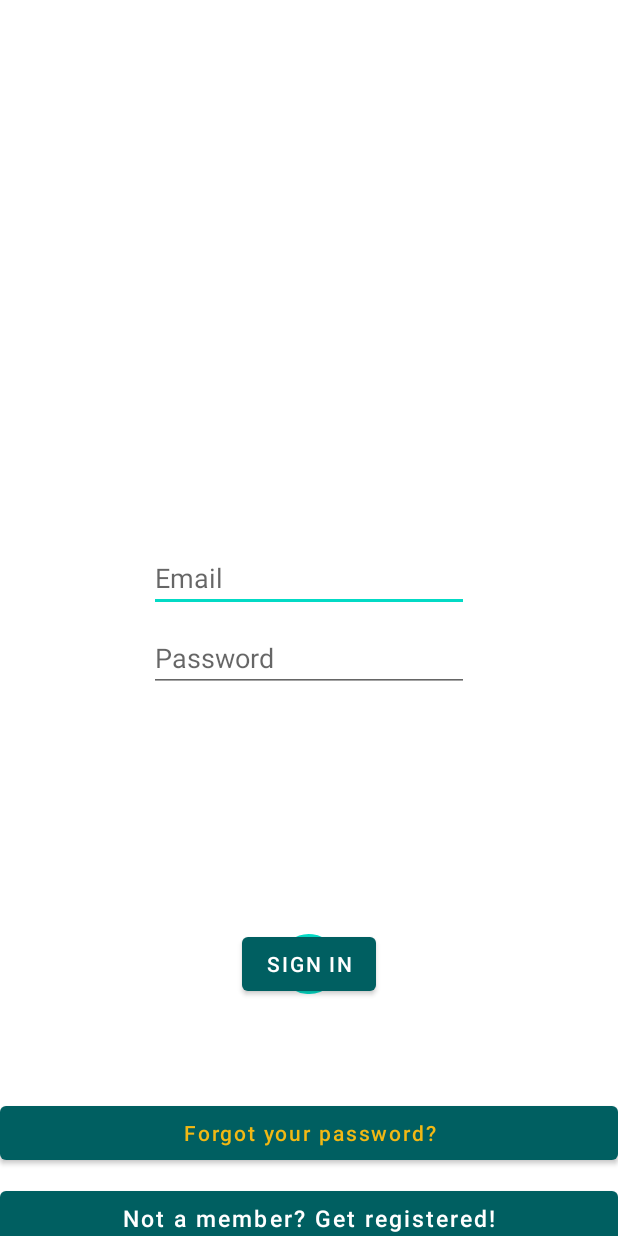
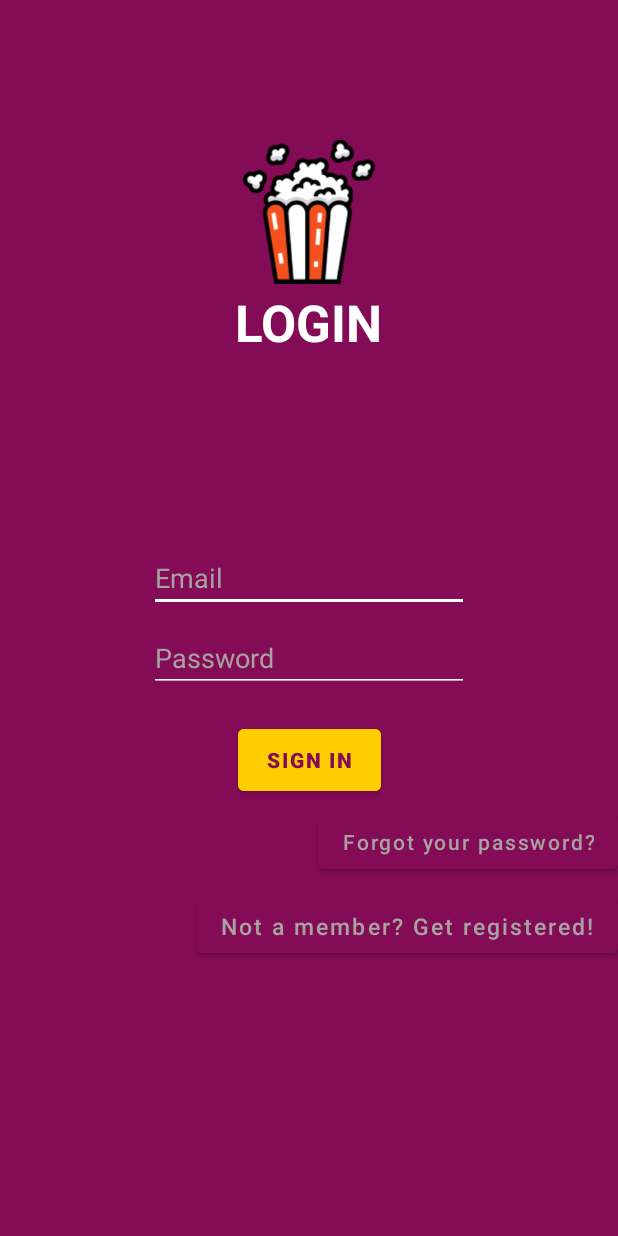
Before and after one commit to Gabicle/WatchIT, an Android app: the LoginActivity screen opened directly, with no data from a screen before it, on a phone screen of 412 x 824 dp. Run offline under Robolectric (Android 15) with nearby library versions, the phone set to English and light mode, and no system bars; our stand-ins replace Firebase (no records; nobody signed in at launch, a user with empty details on screens opened directly); network calls fail; 1 statement that could not run was skipped.

Commit message:
Completed Login UI

```diff
--- a/app/src/main/java/com/isep/series/activities/LoginActivity.java
+++ b/app/src/main/java/com/isep/series/activities/LoginActivity.java
@@ -15,6 +15,7 @@ import android.text.TextUtils;
 import android.view.View;
 import android.widget.Button;
 import android.widget.EditText;
+import android.widget.ImageView;
 import android.widget.ProgressBar;
 import android.widget.Toast;
 import android.widget.Toolbar;
@@ -35,6 +36,7 @@ public class LoginActivity extends AppCompatActivity {
     private FirebaseAuth auth;
     private ProgressBar progressBar;
     private Button btnSignup, btnLogin, btnReset;
+    private ImageView loginImg;
 
 
     @Override
@@ -61,6 +63,8 @@ public class LoginActivity extends AppCompatActivity {
         btnSignup = (Button) findViewById(R.id.btn_signup);
         btnLogin = (Button) findViewById(R.id.loginBtn);
         btnReset = (Button) findViewById(R.id.btn_reset_password);
+        loginImg = (ImageView) findViewById(R.id.login_img);
+        loginImg.setImageResource(R.drawable.intro1);
 
         //Get Firebase auth instance
         auth = FirebaseAuth.getInstance();
--- a/app/src/main/res/layout/activity_login.xml
+++ b/app/src/main/res/layout/activity_login.xml
@@ -4,16 +4,18 @@
     xmlns:tools="http://schemas.android.com/tools"
     android:layout_width="match_parent"
     android:layout_height="match_parent"
+    android:background="@color/wi_colorsecondary"
     tools:context=".activities.LoginActivity">
 
     <ImageView
         android:id="@+id/login_img"
-        android:layout_width="90dp"
-        android:layout_height="90dp"
+        android:layout_width="96dp"
+        android:layout_height="102dp"
+        android:layout_marginTop="90dp"
         app:layout_constraintEnd_toEndOf="parent"
         app:layout_constraintStart_toStartOf="parent"
         app:layout_constraintTop_toTopOf="parent"
-        tools:srcCompat="@tools:sample/avatars" />
+        tools:srcCompat="@drawable/intro1" />
 
     <EditText
         android:id="@+id/login_email"
@@ -24,6 +26,9 @@
         android:layout_marginEnd="8dp"
         android:layout_marginBottom="4dp"
         android:ems="10"
+        android:backgroundTint="@color/white"
+        android:textColorHint="#A8A2A2"
+        android:textColor="@color/white"
         android:inputType="textEmailAddress"
         app:layout_constraintBottom_toTopOf="@+id/guideline3"
         app:layout_constraintEnd_toEndOf="parent"
@@ -39,6 +44,9 @@
     <EditText
         android:id="@+id/login_password"
         android:hint="Password"
+        android:textColorHint="#A8A2A2"
+        android:backgroundTint="@color/white"
+        android:textColor="@color/white"
         android:layout_width="wrap_content"
         android:layout_height="wrap_content"
         android:layout_marginTop="4dp"
@@ -50,46 +58,53 @@
 
     <Button
         android:id="@+id/loginBtn"
-        android:layout_width="wrap_content"
-        android:layout_height="wrap_content"
+        android:layout_width="95dp"
+        android:layout_height="53dp"
+        android:backgroundTint="@color/wi_colorcomplement"
         android:text="Sign in"
+        android:textColor="@color/wi_colorsecondary"
+        android:textStyle="bold"
         app:layout_constraintBottom_toBottomOf="parent"
         app:layout_constraintEnd_toEndOf="parent"
         app:layout_constraintStart_toStartOf="parent"
-        app:layout_constraintTop_toBottomOf="@+id/login_password" />
-
-    <Button
-        android:id="@+id/btn_reset_password"
-        android:layout_width="fill_parent"
-        android:layout_height="wrap_content"
-        android:layout_marginTop="20dip"
-        android:background="@null"
-        android:text="@string/btn_forgot_password"
-        android:textAllCaps="false"
-        android:textColor="@color/myAccent"
-        app:layout_constraintBottom_toBottomOf="parent"
-        app:layout_constraintEnd_toEndOf="parent"
-        app:layout_constraintStart_toStartOf="parent"
-        app:layout_constraintTop_toBottomOf="@+id/loginBtn"
-        />
+        app:layout_constraintTop_toBottomOf="@+id/login_password"
+        app:layout_constraintVertical_bias="0.060000002" />
 
     <!-- Link to Login Screen -->
 
     <Button
+        android:id="@+id/btn_reset_password"
+        android:layout_width="wrap_content"
+        android:layout_height="wrap_content"
+        android:layout_marginTop="4dp"
+        android:backgroundTint="@color/wi_colorsecondary"
+        android:hint="@string/btn_forgot_password"
+        android:textAllCaps="false"
+        android:textColor="@color/white"
+        android:textColorHint="#A8A2A2"
+        app:layout_constraintEnd_toEndOf="parent"
+        app:layout_constraintHorizontal_bias="1.0"
+        app:layout_constraintStart_toStartOf="parent"
+        app:layout_constraintTop_toBottomOf="@+id/loginBtn" />
+
+    <Button
         android:id="@+id/btn_signup"
-        android:layout_width="fill_parent"
+        android:layout_width="wrap_content"
         android:layout_height="wrap_content"
-        android:layout_marginTop="20dip"
+        android:layout_marginTop="8dp"
         android:background="@null"
-        android:text="@string/btn_link_to_register"
+        android:hint="@string/btn_link_to_register"
+        android:backgroundTint="@color/wi_colorsecondary"
+        android:textColorHint="#A8A2A2"
         android:textAllCaps="false"
         android:textColor="@color/white"
         android:textSize="15dp"
         app:layout_constraintBottom_toBottomOf="parent"
         app:layout_constraintEnd_toEndOf="parent"
+        app:layout_constraintHorizontal_bias="1.0"
         app:layout_constraintStart_toStartOf="parent"
         app:layout_constraintTop_toBottomOf="@+id/btn_reset_password"
-        />
+        app:layout_constraintVertical_bias="0.0" />
 
     <ProgressBar
         android:id="@+id/login_progressBar"
@@ -100,4 +115,18 @@
         app:layout_constraintEnd_toEndOf="@+id/loginBtn"
         app:layout_constraintStart_toStartOf="@+id/loginBtn"
         app:layout_constraintTop_toTopOf="@+id/loginBtn" />
+
+    <TextView
+        android:id="@+id/textView"
+        android:layout_width="wrap_content"
+        android:layout_height="wrap_content"
+        android:text="LOGIN"
+        android:textColor="@color/white"
+        android:textSize="34sp"
+        android:textStyle="bold"
+        app:layout_constraintBottom_toTopOf="@+id/login_email"
+        app:layout_constraintEnd_toEndOf="parent"
+        app:layout_constraintStart_toStartOf="parent"
+        app:layout_constraintTop_toBottomOf="@+id/login_img"
+        app:layout_constraintVertical_bias="0.0" />
 </androidx.constraintlayout.widget.ConstraintLayout>
```
